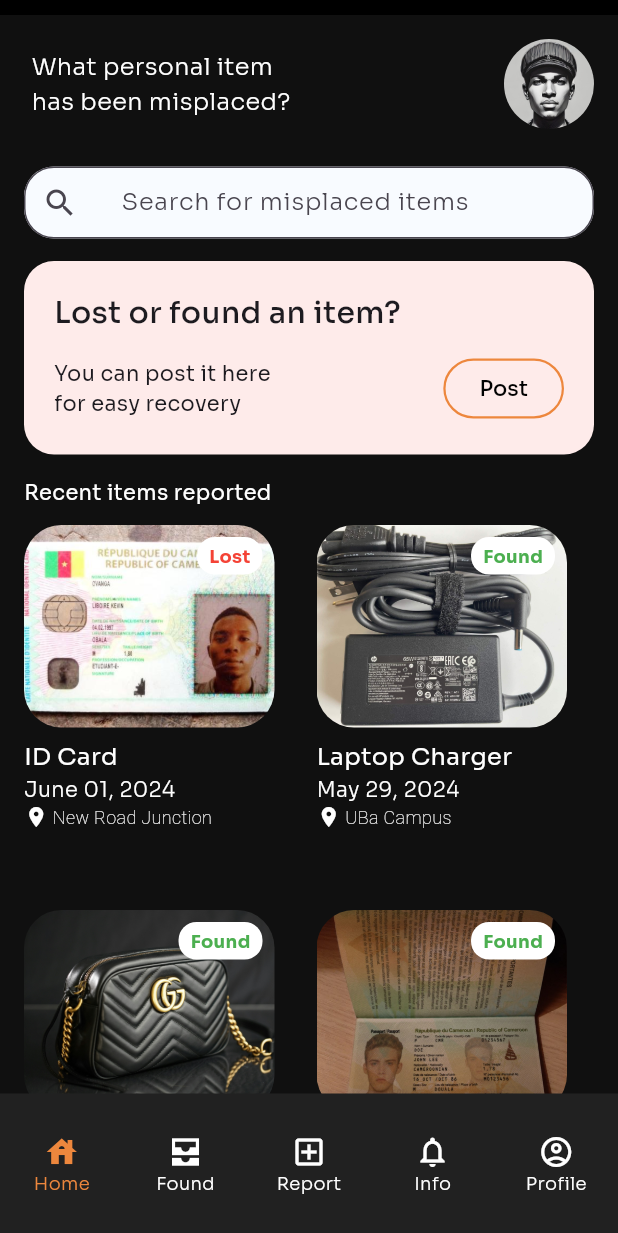
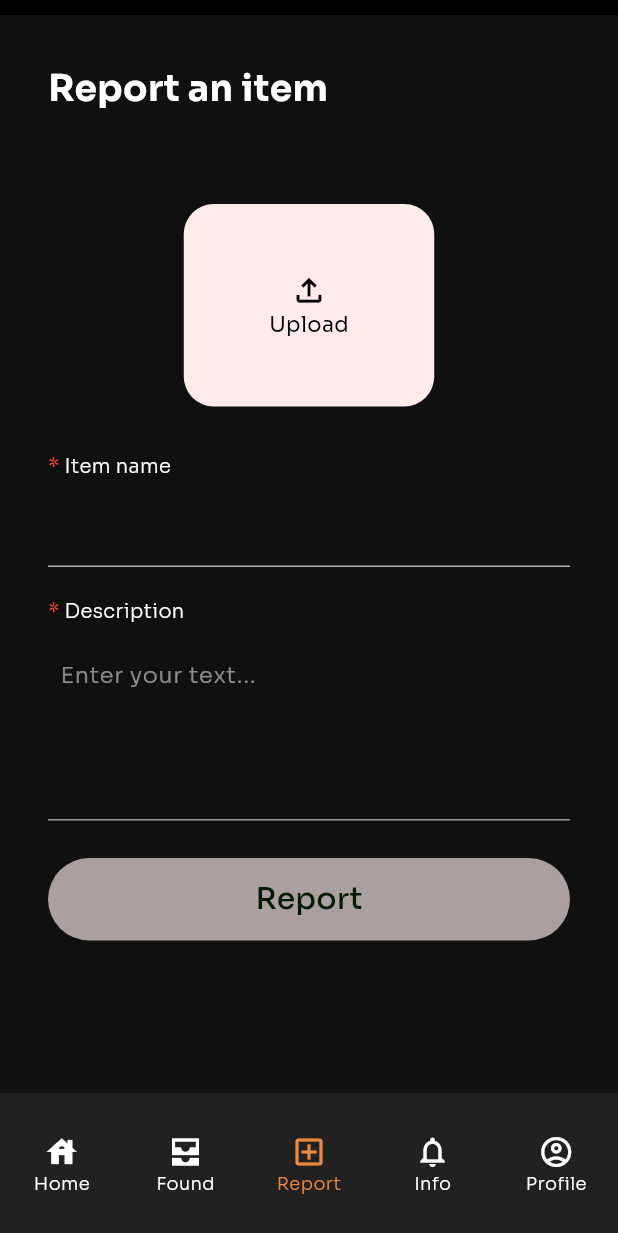
Before and after one commit to Serge-NSN/findam, a Flutter app: the BottomNavBar screen opened directly, after a tap on "Post", on a phone screen of 412 x 824 dp. Shown: the top 1233 px of the screen. Run offline on Flutter 3.47's test engine with Material 3 defaults, Android fonts, the phone set to English and light mode, and no system bars; our stand-ins replace animated_splash_screen, image_picker, page_transition.

Commit message:
add: report_route and blank notification screen

```diff
--- a/lib/home_screen.dart
+++ b/lib/home_screen.dart
@@ -1,39 +1,45 @@
 import 'package:findam/routes/found.dart';
 import 'package:findam/routes/home.dart';
+import 'package:findam/routes/report.dart';
 import 'package:flutter/material.dart';
+import 'routes/notifications.dart';
 
 class HomeScreen extends StatelessWidget {
-  const HomeScreen({super.key});
+  final int selectedIndex;
+
+  const HomeScreen({Key? key, this.selectedIndex = 0}) : super(key: key);
 
   @override
   Widget build(BuildContext context) {
-    return const BottomNavBar();
+    return BottomNavBar(initialIndex: selectedIndex);
   }
 }
 
 class BottomNavBar extends StatefulWidget {
-  const BottomNavBar({super.key});
+  final int initialIndex;
+
+  const BottomNavBar({Key? key, this.initialIndex = 0}) : super(key: key);
 
   @override
   State<BottomNavBar> createState() => _BottomNavBarState();
 }
 
 class _BottomNavBarState extends State<BottomNavBar> {
-  int _selectedIndex = 0; //change to 0
+  late int _selectedIndex;
+
+  @override
+  void initState() {
+    super.initState();
+    _selectedIndex = widget.initialIndex;
+  }
+
   static const TextStyle optionStyle = TextStyle(
       fontSize: 30, fontWeight: FontWeight.bold, color: Color(0xFFFAFAFA));
   static const List<Widget> _widgetOptions = <Widget>[
     Home(),
     FoundItems(),
-    Text(
-      'Report a Missing Item',
-      style: optionStyle,
-    ),
-    Text(
-      'Notifications',
-      style: optionStyle,
-    ),
-    // Add a fifth navigation item for "Profile"
+    ReportItem(),
+    Notifications(),
     Text(
       'Setup Profile',
       style: optionStyle,
@@ -50,18 +56,17 @@ class _BottomNavBarState extends State<BottomNavBar> {
   Widget build(BuildContext context) {
     return Scaffold(
       appBar: AppBar(
-          toolbarHeight: 10,
-          backgroundColor: Colors.black,
-          title: Text(
-            '',
-          )),
+        toolbarHeight: 10,
+        backgroundColor: Colors.black,
+        title: Text(''),
+      ),
       backgroundColor: const Color(0xFF101010),
       body: Container(
         padding: EdgeInsets.only(left: 16, right: 16, top: 16),
         child: _widgetOptions.elementAt(_selectedIndex),
       ),
       bottomNavigationBar: SizedBox(
-        height: 95, //height of navbar
+        height: 95,
         child: BottomNavigationBar(
           items: const <BottomNavigationBarItem>[
             BottomNavigationBarItem(
@@ -81,19 +86,19 @@ class _BottomNavBarState extends State<BottomNavBar> {
               label: 'Info',
             ),
             BottomNavigationBarItem(
-              icon: Icon(Icons.account_circle_outlined), // Add a profile icon
+              icon: Icon(Icons.account_circle_outlined),
               label: 'Profile',
             ),
           ],
           currentIndex: _selectedIndex,
           selectedItemColor: const Color(0xFFED873D),
           unselectedItemColor: Colors.white,
-          showUnselectedLabels: true, // Make icon labels visible
+          showUnselectedLabels: true,
           onTap: _onItemTapped,
-          selectedLabelStyle:
-              const TextStyle(fontSize: 12, fontWeight: FontWeight.w300),
-          unselectedLabelStyle:
-              const TextStyle(fontSize: 12, fontWeight: FontWeight.w300),
+          selectedLabelStyle: const TextStyle(
+              fontSize: 12, fontWeight: FontWeight.w300),
+          unselectedLabelStyle: const TextStyle(
+              fontSize: 12, fontWeight: FontWeight.w300),
           type: BottomNavigationBarType.fixed,
           backgroundColor: const Color.fromRGBO(33, 33, 33, 1.0),
           selectedIconTheme: const IconThemeData(size: 24),
--- a/lib/main.dart
+++ b/lib/main.dart
@@ -18,12 +18,12 @@
       ),
       title: 'FindAm',
       home: AnimatedSplashScreen(
-        duration: 3000, //Set to 3000
+        duration: 0, //Set to 3000
         splash: Image.asset('assets/img/logo.png'),
         nextScreen: const SignInScreen(), //Set to SignInScreen()
         splashTransition: SplashTransition.fadeTransition,
         pageTransitionType: PageTransitionType.leftToRightWithFade,
-        animationDuration: Durations.extralong4,
+        // animationDuration: Durations.extralong4,
         backgroundColor: const Color.fromARGB(255, 16, 16, 16),
         splashIconSize: 250,
       ),
--- a/lib/routes/home.dart
+++ b/lib/routes/home.dart
@@ -1,3 +1,4 @@
+import 'package:findam/home_screen.dart';
 import 'package:findam/item_info_screen.dart';
 import 'package:findam/sign_in_screen.dart';
 import 'package:findam/widgets/item_card.dart';
@@ -108,6 +109,13 @@ class Home extends StatelessWidget {
                             ),
                             OutlinedButton(
                               onPressed: () {
+                                Navigator.push(
+                                  context,
+                                  MaterialPageRoute(
+                                      builder: (context) =>
+                                          HomeScreen(selectedIndex: 2)),
+                                );
+
                                 // Add your button click logic here
                               },
                               style: OutlinedButton.styleFrom(
--- /dev/null
+++ b/lib/routes/notifications.dart
@@ -0,0 +1,37 @@
+import 'package:flutter/material.dart';
+
+class Notifications extends StatelessWidget {
+  const Notifications({Key? key});
+
+  @override
+  Widget build(BuildContext context) {
+    return SafeArea(
+      child: Column(
+        mainAxisAlignment: MainAxisAlignment.start,
+        children: [
+          const Text(
+            'Notifications',
+            style: TextStyle(
+              fontSize: 24.0,
+              fontWeight: FontWeight.bold,
+              color: Colors.white,
+            ),
+          ),
+          // const SizedBox(height: 16.0), // Add some spacing
+          Expanded(
+            child: Center(
+              child: Text(
+                'No new notifications',
+                style: TextStyle(
+                  fontSize: 12.0,
+                  color: Color(0xFFB1B1B1),
+                  fontWeight: FontWeight.w100,
+                ),
+              ),
+            ),
+          ),
+        ],
+      ),
+    );
+  }
+}
--- /dev/null
+++ b/lib/routes/report.dart
@@ -0,0 +1,237 @@
+import 'package:flutter/cupertino.dart';
+import 'package:flutter/material.dart';
+import 'package:flutter/widgets.dart';
+import 'package:image_picker/image_picker.dart';
+import 'dart:io';
+
+class ReportItem extends StatefulWidget {
+  const ReportItem({super.key});
+
+  @override
+  _ReportItemState createState() => _ReportItemState();
+}
+
+class _ReportItemState extends State<ReportItem> {
+  final _formKey = GlobalKey<FormState>();
+  final _itemNameController = TextEditingController();
+  final _descriptionController = TextEditingController();
+  bool _isImageUploaded = false;
+  bool _isFormValid = false;
+  File? _selectedImage;
+
+  final ImagePicker _picker = ImagePicker();
+
+  void _validateForm() {
+    setState(() {
+      _isFormValid = _itemNameController.text.isNotEmpty &&
+          _descriptionController.text.isNotEmpty &&
+          _isImageUploaded;
+    });
+  }
+
+  Future<void> _pickImage() async {
+    final pickedFile = await _picker.getImage(source: ImageSource.camera);
+
+    if (pickedFile != null) {
+      setState(() {
+        _selectedImage = File(pickedFile.path);
+        _isImageUploaded = true;
+        _validateForm();
+      });
+    }
+  }
+
+  @override
+  void dispose() {
+    _itemNameController.dispose();
+    _descriptionController.dispose();
+    super.dispose();
+  }
+
+  @override
+  Widget build(BuildContext context) {
+    return SafeArea(
+      child: Padding(
+        padding: const EdgeInsets.all(16.0),
+        child: Form(
+          key: _formKey,
+          onChanged: _validateForm,
+          child: Column(
+            crossAxisAlignment: CrossAxisAlignment.start,
+            children: [
+              const Text(
+                'Report an item',
+                style: TextStyle(
+                  fontSize: 24.0,
+                  fontWeight: FontWeight.bold,
+                  color: Colors.white,
+                ),
+              ),
+              const SizedBox(
+                height: 60,
+              ),
+              Expanded(
+                child: SingleChildScrollView(
+                  child: Column(
+                    children: [
+                      GestureDetector(
+                        onTap: _pickImage,
+                        child: Container(
+                          width: 167,
+                          height: 135,
+                          decoration: BoxDecoration(
+                            color: const Color.fromRGBO(254, 235, 234, 1),
+                            borderRadius: BorderRadius.circular(20),
+                            image: _selectedImage != null
+                                ? DecorationImage(
+                                    image: FileImage(_selectedImage!),
+                                    fit: BoxFit.cover,
+                                  )
+                                : null,
+                          ),
+                          child: _selectedImage == null
+                              ? Column(
+                                  mainAxisAlignment: MainAxisAlignment.center,
+                                  children: [
+                                    Icon(
+                                      Icons.file_upload_outlined,
+                                      size: 25,
+                                      color: Colors.black,
+                                    ),
+                                    Text(
+                                      'Upload',
+                                      style: TextStyle(color: Colors.black),
+                                    ),
+                                  ],
+                                )
+                              : null,
+                        ),
+                      ),
+                      SizedBox(height: 30),
+                      Row(
+                        children: [
+                          Text(
+                            '*',
+                            style: TextStyle(
+                              color: Colors.red,
+                              fontSize: 13,
+                            ),
+                          ),
+                          Text(
+                            ' Item name',
+                            style: TextStyle(
+                              color: Colors.white,
+                              fontSize: 13,
+                              fontWeight: FontWeight.w300,
+                            ),
+                          ),
+                        ],
+                      ),
+                      SizedBox(height: 10),
+                      TextFormField(
+                          controller: _itemNameController,
+                          cursorColor: Color.fromARGB(192, 255, 255, 255),
+                          decoration: InputDecoration(
+                            labelStyle: TextStyle(
+                              color: Color(0xFFB1B1B1),
+                            ),
+                            enabledBorder: UnderlineInputBorder(
+                              borderSide: BorderSide(color: Color(0xFFB1B1B1)),
+                            ),
+                            focusedBorder: UnderlineInputBorder(
+                              borderSide: BorderSide(color: Colors.white),
+                            ),
+                          ),
+                          style: TextStyle(
+                              color: Color.fromARGB(255, 255, 255, 255),
+                              fontWeight: FontWeight.w300)),
+                      SizedBox(height: 20),
+                      Row(
+                        children: [
+                          Text(
+                            '*',
+                            style: TextStyle(
+                              color: Colors.red,
+                              fontSize: 13,
+                            ),
+                          ),
+                          Text(
+                            ' Description',
+                            style: TextStyle(
+                              color: Colors.white,
+                              fontSize: 13,
+                              fontWeight: FontWeight.w300,
+                            ),
+                          ),
+                        ],
+                      ),
+                      SizedBox(height: 10),
+                      Container(
+                          width: double.infinity,
+                          height: 120,
+                          decoration: BoxDecoration(
+                              border: Border(
+                                  bottom: BorderSide(
+                            color: Colors.grey,
+                            width: 1.0, // Adjust the width as needed
+                          ))),
+                          child: TextFormField(
+                            controller: _descriptionController,
+                            cursorColor: Colors.grey,
+                            maxLines: null,
+                            decoration: InputDecoration(
+                              hintText: 'Enter your text...',
+                              border: InputBorder.none,
+                              contentPadding: EdgeInsets.all(8),
+                              hintStyle: TextStyle(
+                                fontSize: 15,
+                                color: const Color.fromARGB(132, 255, 255, 255),
+                                fontWeight: FontWeight.w100,
+                              ),
+                            ),
+                            style: TextStyle(
+                                color: Colors.white,
+                                fontWeight: FontWeight.w100,
+                                fontSize: 15),
+                            // Set the text color to white
+                          )),
+                      const SizedBox(height: 25),
+                      SizedBox(
+                        width: double.infinity,
+                        child: ElevatedButton(
+                          style: ButtonStyle(
+                            padding: MaterialStateProperty.all(
+                              const EdgeInsets.all(13),
+                            ),
+                            backgroundColor: MaterialStateProperty.all(
+                              _isFormValid
+                                  ? Color.fromARGB(255, 254, 235, 234)
+                                  : Color.fromARGB(167, 254, 235, 234),
+                            ),
+                          ),
+                          onPressed: _isFormValid
+                              ? () {
+                                  // Handle form submission
+                                }
+                              : null,
+                          child: const Text(
+                            'Report',
+                            style: TextStyle(
+                              fontWeight: FontWeight.w500,
+                              color: Color(0xFF031B01),
+                              fontSize: 20,
+                            ),
+                          ),
+                        ),
+                      ),
+                    ],
+                  ),
+                ),
+              ),
+            ],
+          ),
+        ),
+      ),
+    );
+  }
+}
```
Also changed, not shown: pubspec.yaml (+9 -0 lines), assets/img/icon.png (added), pubspec.lock, 6 other files.
